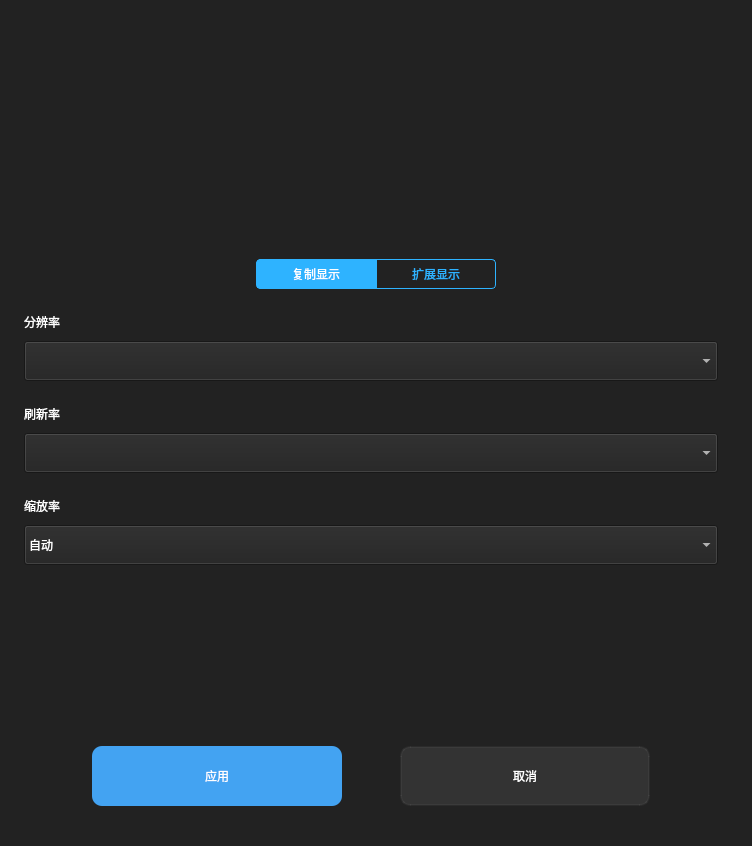
Qt form kiran-display-configuration.ui (openeuler-mirror/kiran-control-panel) before a commit.
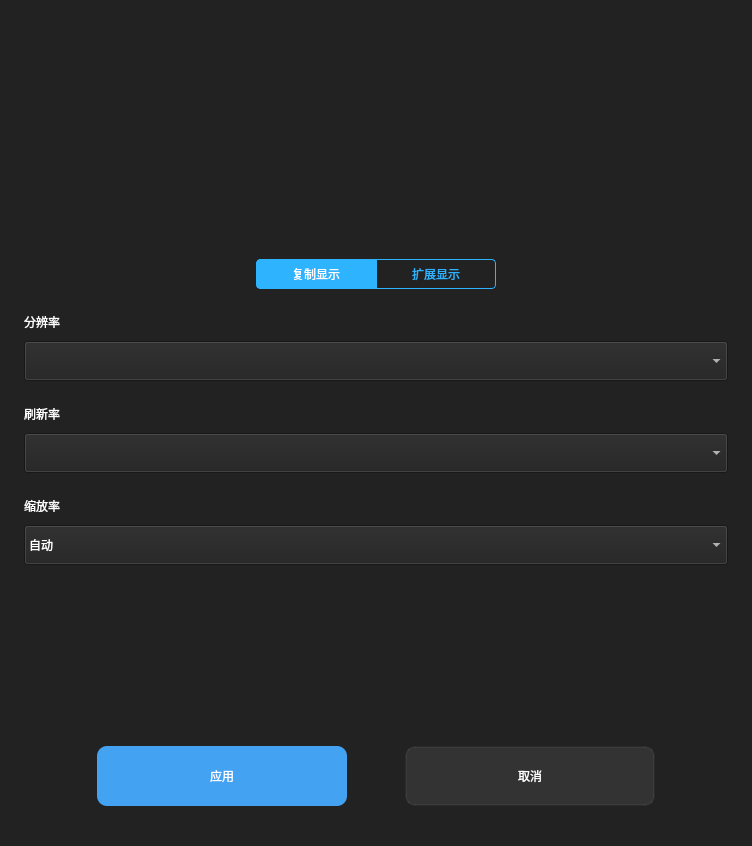
The same form after that commit. Icons and pictures are not drawn. Custom widgets are drawn as their Qt base class.

```diff
--- a/kiran-display-configuration.ui
+++ b/kiran-display-configuration.ui
@@ -291,7 +291,7 @@
         <number>0</number>
        </property>
        <property name="rightMargin">
-        <number>10</number>
+        <number>0</number>
        </property>
        <property name="bottomMargin">
         <number>0</number>
```
